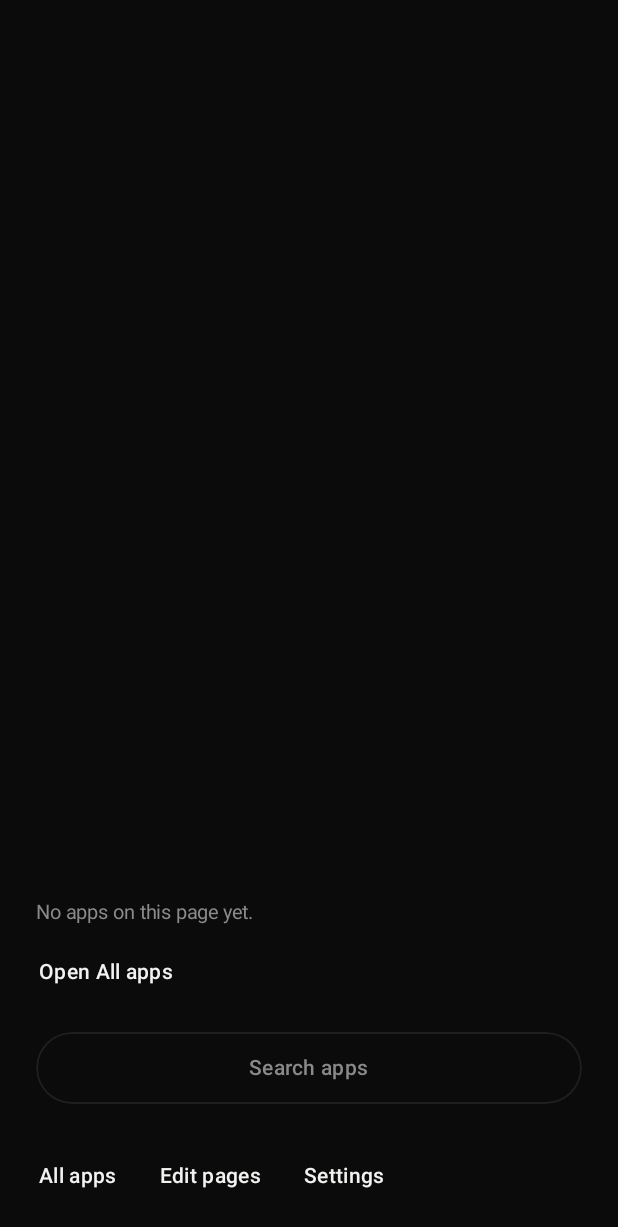
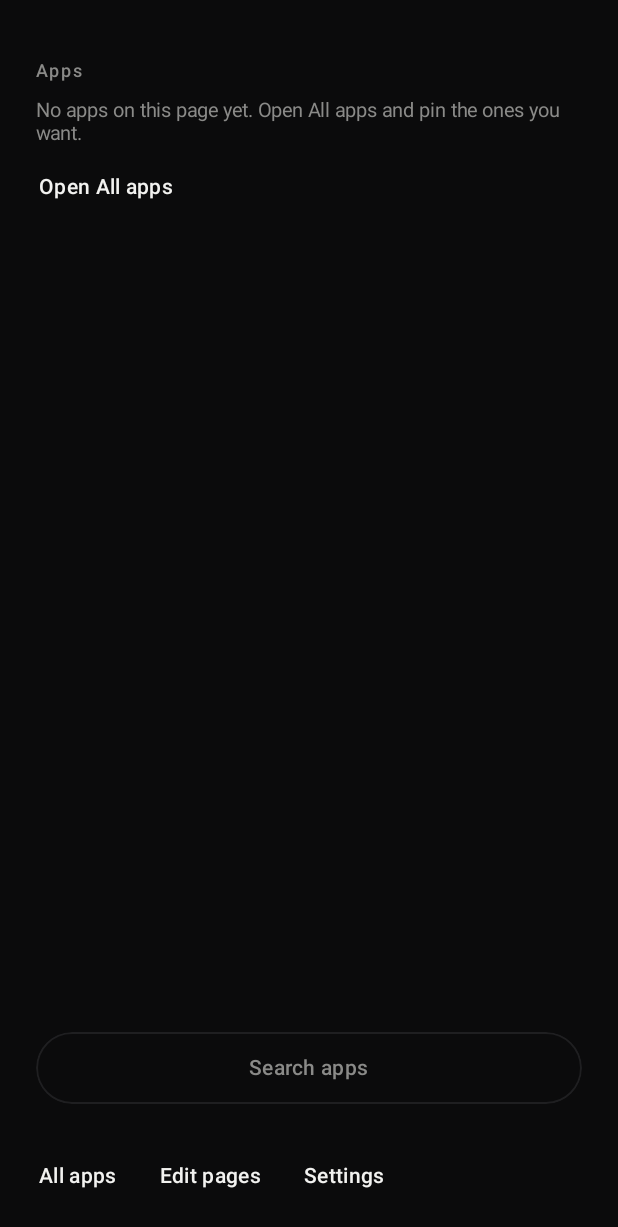
Before and after one commit to ArdiWiryawan/zendo-launcher, an Android app built with Jetpack Compose: the screen it shows after launch (LauncherActivity), after a tap on "Got it", on a phone screen of 412 x 824 dp. Shown: the top 1227 px of the screen. Run offline under Robolectric (Android 15) with nearby library versions, the phone set to English and light mode, and no system bars.

Commit message:
fix: apps page starts at the top again (0.7.1)
Anchoring the pinned-apps list to the bottom of the page pushed the first row
into the middle of an otherwise empty screen, which read as clipped rather than
calm. The list now starts directly under the status bar like every other page,
with the page's own name as a quiet heading above it, and the standard 48dp row
height instead of the 64dp thumb-zone rows.

Everything else from 0.7.0 stands: one apps page on a fresh install, text only,
the seven-section Settings.

versionCode 17, versionName 0.7.1. 194 tests green, lint clean.

```diff
--- a/app/build.gradle
+++ b/app/build.gradle
@@ -19,8 +19,8 @@ android {
         applicationId 'com.zendolauncher'
         minSdk 26
         targetSdk 36
-        versionCode 16
-        versionName '0.7.0'
+        versionCode 17
+        versionName '0.7.1'
     }
 
     if (hasReleaseSigning) {
--- a/app/src/main/java/com/zendolauncher/ui/Components.kt
+++ b/app/src/main/java/com/zendolauncher/ui/Components.kt
@@ -134,7 +134,6 @@ fun AppRow(
     showPinAction: Boolean = false,
     menuAlignment: Alignment.Horizontal = Alignment.End,
     longPressMenu: Boolean = true,
-    minHeightDp: Int = LauncherSpace.touchTarget.value.toInt(),
 ) {
     val palette = LauncherColors.current
     var menuOpen by remember { mutableStateOf(false) }
@@ -157,7 +156,7 @@ fun AppRow(
                 .semantics {
                     stateDescription = if (isFavourite) "On Home" else "Not on Home"
                 }
-                .defaultMinSize(minHeight = minHeightDp.dp)
+                .defaultMinSize(minHeight = LauncherSpace.touchTarget)
                 .padding(vertical = LauncherSpace.sm),
         ) {
             Text(
--- a/app/src/main/java/com/zendolauncher/ui/HomeScreen.kt
+++ b/app/src/main/java/com/zendolauncher/ui/HomeScreen.kt
@@ -320,8 +320,8 @@ private fun TodayPage(viewModel: LauncherViewModel, state: UiState) {
 // ---- Launch ------------------------------------------------------------------------
 
 /**
- * The apps page: the ordered list this page holds, text only, anchored to the lower half
- * of the screen so the entries sit under the thumb instead of against the status bar.
+ * The apps page: the ordered list this page holds, text only, starting at the top of the
+ * page like every other screen.
  *
  * Reordering is a long press and then a drag, which is why these rows do not open the
  * pin/hide menu on a long press: one gesture cannot both lift a row and open a popup.
@@ -344,21 +344,21 @@ private fun LaunchPage(page: HomePage, viewModel: LauncherViewModel, state: UiSt
     var draggingKey by remember { mutableStateOf<String?>(null) }
     var accumulated by remember { mutableFloatStateOf(0f) }
 
-    // Anchored to the bottom of the page's box, not its top: on a phone held in one hand
-    // the top third of the screen is out of reach, and a launcher whose only job is to
-    // open five apps should put those five where the thumb already is. The empty space
-    // above is deliberate — it is what makes the list readable at a glance.
-    Box(Modifier.fillMaxSize()) {
+    // Top-anchored, like every other page: the list starts directly under the status bar
+    // and grows downward. Anchoring it to the bottom pushed the first row into the middle
+    // of an otherwise empty page, which read as clipped rather than calm.
     Column(
         Modifier
-                .align(Alignment.BottomStart)
-                .fillMaxWidth()
+            .fillMaxSize()
             .verticalScroll(rememberScrollState())
             .padding(horizontal = LauncherSpace.gutter),
     ) {
+        Spacer(Modifier.height(LauncherSpace.xl))
+        // The page's own name, as every page had before: one quiet label, then the list.
+        SectionHeading(page.config.heading ?: page.name)
+        Spacer(Modifier.height(LauncherSpace.sm))
         if (targets.isEmpty()) {
-                EmptyNote("No apps on this page yet.")
-                Spacer(Modifier.height(LauncherSpace.xs))
+            EmptyNote("No apps on this page yet. Open All apps and pin the ones you want.")
             QuietAction("Open All apps", onClick = { viewModel.openApps() })
         } else {
             targets.forEachIndexed { index, target ->
@@ -411,12 +411,7 @@ private fun LaunchPage(page: HomePage, viewModel: LauncherViewModel, state: UiSt
                         onToggleHidden = { viewModel.toggleHidden(target.key) },
                         longPressMenu = false,
                         showPinAction = true,
-                            // Taller than the platform minimum: these rows are the page's
-                            // whole content, and 64dp is the size that makes a five-app
-                            // list feel like a set of destinations rather than a form.
-                            minHeightDp = 64,
                     )
-                    }
                 }
             }
             Spacer(Modifier.height(LauncherSpace.md))
```
Also changed, not shown: 2 other files. Lines whose indentation alone changed are shown as unchanged.
